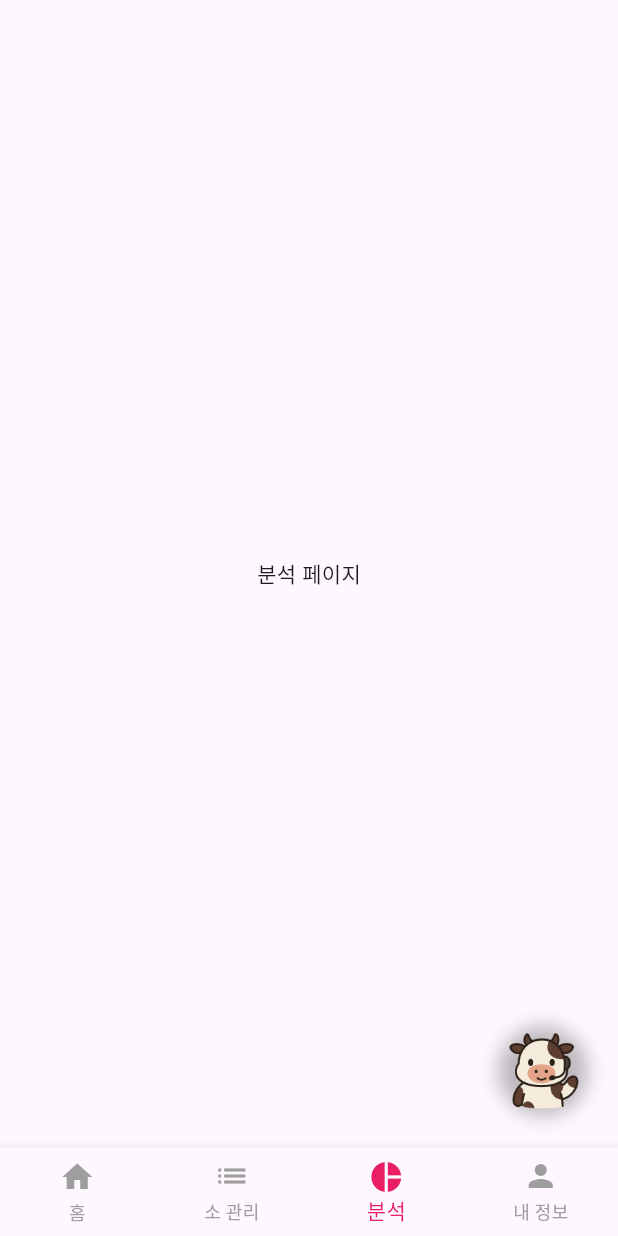
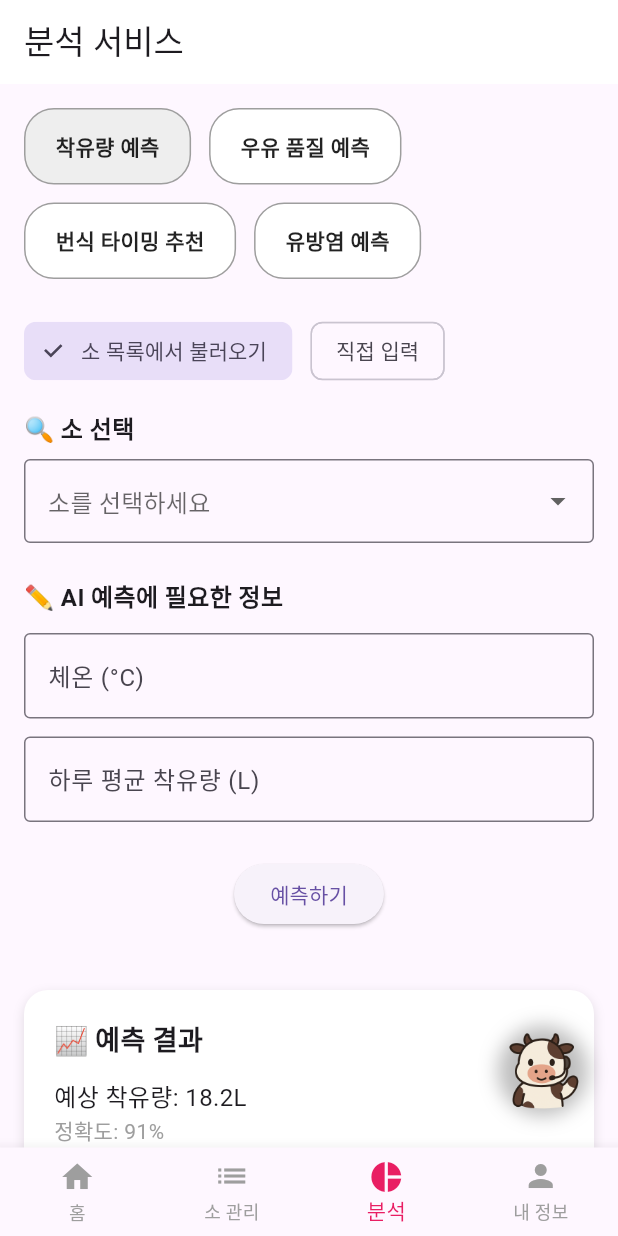
Before and after one commit to SeulGi0117/BlackCows, a Flutter app: the MainScaffold screen opened directly, item 3 of the bottom bar chosen, on a phone screen of 412 x 824 dp. Run offline on Flutter 3.47's test engine with Material 3 defaults, Android fonts, the phone set to English and light mode, and no system bars; our stand-ins replace dio, flutter_dotenv, shared_preferences; accounts and stored records are empty.

Commit message:
feat: AI 예측(분석) 페이지 구현 - screen/ai_analysis

```diff
--- a/cow_management/lib/main.dart
+++ b/cow_management/lib/main.dart
@@ -10,11 +10,13 @@ import 'package:cow_management/screens/profile/profile_page.dart';
 import 'package:cow_management/screens/cow_list/cow_list_page.dart';
 import 'package:cow_management/screens/cow_list/cow_detail_page.dart';
 import 'package:cow_management/models/cow.dart';
-import 'package:cow_management/widgets/app_wrapper.dart';
-import 'package:cow_management/widgets/floating_chatbot_button.dart';
+import 'package:cow_management/screens/ai_service/app_wrapper.dart';
+import 'package:cow_management/screens/ai_service/floating_chatbot_button.dart';
 import 'package:cow_management/screens/cow_list/cow_edit_page.dart';
 import 'package:cow_management/screens/cow_list/Cow_Detail/cow_milk_add_page.dart';
 import 'package:cow_management/screens/cow_list/Cow_Detail/cow_milk_detail_page.dart';
+import 'package:cow_management/screens/ai_analysis/analysis_page.dart';
+
 
 Future<void> main() async {
   WidgetsFlutterBinding.ensureInitialized();
@@ -44,8 +46,7 @@ class SoDamApp extends StatelessWidget {
         '/login': (context) => const LoginPage(), // 로그인
         '/signup': (context) => const SignupPage(), // 회원가입
         '/cows': (context) => const CowListPage(), // 소 목록
-        '/analysis': (context) =>
-            const Center(child: Text('분석 페이지')), // 분석 페이지 미구현
+        '/analysis': (context) => const AnalysisPage(), // AI 분석
         '/profile': (context) => const ProfilePage(), // 프로필
         '/cows/detail': (context) {
           final cow = ModalRoute.of(context)!.settings.arguments as Cow;
@@ -91,7 +92,7 @@ class _MainScaffoldState extends State<MainScaffold> {
   final List<Widget> _pages = [
     const HomeScreen(),
     const CowListPage(),
-    const Center(child: Text('분석 페이지')), // 아직 미구현
+    const AnalysisPage(),
     const ProfilePage(),
   ];
 
--- /dev/null
+++ b/cow_management/lib/screens/ai_analysis/analysis_form_autofill.dart
@@ -0,0 +1,94 @@
+import 'package:flutter/material.dart';
+
+class AnalysisFormAutofill extends StatefulWidget {
+  final void Function(String? temp, String? milk) onPredict;
+
+  const AnalysisFormAutofill({required this.onPredict, super.key});
+
+  @override
+  State<AnalysisFormAutofill> createState() => _AnalysisFormAutofillState();
+}
+
+class _AnalysisFormAutofillState extends State<AnalysisFormAutofill> {
+  final TextEditingController _temperatureController = TextEditingController();
+  final TextEditingController _milkVolumeController = TextEditingController();
+  String? _selectedCowId;
+
+  void _loadCowData(String cowId) {
+    if (cowId == 'cow_1') {
+      _temperatureController.text = '38.4';
+      _milkVolumeController.text = '';
+    } else if (cowId == 'cow_2') {
+      _temperatureController.text = '38.1';
+      _milkVolumeController.text = '19.2';
+    }
+  }
+
+  @override
+  void dispose() {
+    _temperatureController.dispose();
+    _milkVolumeController.dispose();
+    super.dispose();
+  }
+
+  @override
+  Widget build(BuildContext context) {
+    return Column(
+      crossAxisAlignment: CrossAxisAlignment.start,
+      children: [
+        const Text("🔍 소 선택", style: TextStyle(fontSize: 16, fontWeight: FontWeight.bold)),
+        const SizedBox(height: 8),
+        DropdownButtonFormField<String>(
+          value: _selectedCowId,
+          items: const [
+            DropdownMenuItem(value: 'cow_1', child: Text('보균 소')),
+            DropdownMenuItem(value: 'cow_2', child: Text('슬기 소')),
+          ],
+          onChanged: (value) {
+            if (value != null) {
+              setState(() {
+                _selectedCowId = value;
+                _loadCowData(value);
+              });
+            }
+          },
+          decoration: const InputDecoration(
+            border: OutlineInputBorder(),
+            hintText: '소를 선택하세요',
+          ),
+        ),
+        const SizedBox(height: 24),
+        const Text("✏️ AI 예측에 필요한 정보", style: TextStyle(fontSize: 16, fontWeight: FontWeight.bold)),
+        const SizedBox(height: 12),
+        TextFormField(
+          controller: _temperatureController,
+          decoration: const InputDecoration(
+            labelText: '체온 (°C)',
+            hintText: '자동으로 불러오지 않으면 직접 입력해 주세요',
+            border: OutlineInputBorder(),
+          ),
+          keyboardType: TextInputType.number,
+        ),
+        const SizedBox(height: 12),
+        TextFormField(
+          controller: _milkVolumeController,
+          decoration: const InputDecoration(
+            labelText: '하루 평균 착유량 (L)',
+            hintText: '자동으로 불러오지 않으면 직접 입력해 주세요',
+            border: OutlineInputBorder(),
+          ),
+          keyboardType: TextInputType.number,
+        ),
+        const SizedBox(height: 24),
+        Center(
+          child: ElevatedButton(
+            onPressed: () {
+              widget.onPredict(_temperatureController.text, _milkVolumeController.text);
+            },
+            child: const Text('예측하기'),
+          ),
+        ),
+      ],
+    );
+  }
+}
--- /dev/null
+++ b/cow_management/lib/screens/ai_analysis/analysis_input_mode_toggle.dart
@@ -0,0 +1,31 @@
+import 'package:flutter/material.dart';
+
+class AnalysisInputModeToggle extends StatelessWidget {
+  final String inputMode;
+  final ValueChanged<String> onChanged;
+
+  const AnalysisInputModeToggle({
+    super.key,
+    required this.inputMode,
+    required this.onChanged,
+  });
+
+  @override
+  Widget build(BuildContext context) {
+    return Wrap(
+      spacing: 12,
+      children: [
+        ChoiceChip(
+          label: const Text('소 목록에서 불러오기'),
+          selected: inputMode == '소 선택',
+          onSelected: (_) => onChanged('소 선택'),
+        ),
+        ChoiceChip(
+          label: const Text('직접 입력'),
+          selected: inputMode == '직접 입력',
+          onSelected: (_) => onChanged('직접 입력'),
+        ),
+      ],
+    );
+  }
+}
--- /dev/null
+++ b/cow_management/lib/screens/ai_analysis/analysis_page.dart
@@ -0,0 +1,109 @@
+import 'package:flutter/material.dart';
+import 'analysis_tab_controller.dart';
+import 'analysis_input_mode_toggle.dart';
+import 'analysis_form_autofill.dart';
+import 'analysis_form_manual.dart';
+import 'analysis_result_card.dart';
+
+class AnalysisPage extends StatefulWidget {
+  const AnalysisPage({super.key});
+
+  @override
+  State<AnalysisPage> createState() => _AnalysisPageState();
+}
+
+class _AnalysisPageState extends State<AnalysisPage> {
+  String selectedServiceId = 'milk_yield';
+  String inputMode = '소 선택';
+
+  void _predict(String? temperature, String? milkVolume) {
+    if (temperature == null || temperature.isEmpty || milkVolume == null || milkVolume.isEmpty) {
+      showDialog(
+        context: context,
+        builder: (ctx) => AlertDialog(
+          title: const Text('⚠️ 입력값 부족'),
+          content: const Text('예측에 필요한 정보가 부족해요.\n모든 항목을 채워주세요.'),
+          actions: [
+            TextButton(
+              onPressed: () => Navigator.of(ctx).pop(),
+              child: const Text('확인'),
+            ),
+          ],
+        ),
+      );
+      return;
+    }
+
+    // 예측 실행
+    ScaffoldMessenger.of(context).showSnackBar(
+      const SnackBar(
+        content: Text('AI 예측을 시작합니다.'),
+        backgroundColor: Colors.grey,
+        ),
+    );
+  }
+
+  @override
+  Widget build(BuildContext context) {
+    final selectedService = analysisTabs.firstWhere((s) => s.id == selectedServiceId);
+
+    return Scaffold(
+      appBar: AppBar(
+        title: const Text('분석 서비스'),
+        backgroundColor: Colors.white,
+        ),
+      body: SingleChildScrollView(
+        padding: const EdgeInsets.all(16),
+        child: Column(
+          crossAxisAlignment: CrossAxisAlignment.start,
+          children: [
+            // 🔸 AI 서비스 선택 버튼
+            Wrap(
+              spacing: 12,
+              runSpacing: 12,
+              children: analysisTabs.map((service) {
+                final isSelected = selectedServiceId == service.id;
+                return GestureDetector(
+                  onTap: () => setState(() => selectedServiceId = service.id),
+                  child: Container(
+                    padding: const EdgeInsets.symmetric(horizontal: 20, vertical: 14),
+                    decoration: BoxDecoration(
+                      color: isSelected ? Colors.grey[200] : Colors.white,
+                      borderRadius: BorderRadius.circular(20),
+                      border: Border.all(color: Colors.grey),
+                    ),
+                    child: Text(
+                      service.label,
+                      style: TextStyle(
+                        fontWeight: FontWeight.bold,
+                        color: Colors.black87,
+                      ),
+                    ),
+                  ),
+                );
+              }).toList(),
+            ),
+            const SizedBox(height: 24),
+
+            // 🔸 입력 방식 선택
+            AnalysisInputModeToggle(
+              inputMode: inputMode,
+              onChanged: (val) => setState(() => inputMode = val),
+            ),
+            const SizedBox(height: 16),
+
+            // 🔸 입력 폼
+            inputMode == '소 선택'
+                ? AnalysisFormAutofill(onPredict: _predict)
+                : AnalysisFormManual(onPredict: _predict),
+
+            const SizedBox(height: 20),
+
+            // 🔸 결과
+            const AnalysisResultCard(),
+          ],
+        ),
+      ),
+    );
+  }
+}
--- /dev/null
+++ b/cow_management/lib/screens/ai_analysis/analysis_result_card.dart
@@ -0,0 +1,36 @@
+import 'package:flutter/material.dart';
+
+class AnalysisResultCard extends StatelessWidget {
+  const AnalysisResultCard({super.key});
+
+  @override
+  Widget build(BuildContext context) {
+    return Container(
+      width: double.infinity, // ✅ 너비 전체로!
+      margin: const EdgeInsets.only(top: 20),
+      padding: const EdgeInsets.all(20),
+      decoration: BoxDecoration(
+        color: Colors.white,
+        borderRadius: BorderRadius.circular(16),
+        boxShadow: const [
+          BoxShadow(
+            color: Colors.black12,
+            blurRadius: 6,
+            offset: Offset(0, 3),
+          ),
+        ],
+      ),
+      child: const Column(
+        crossAxisAlignment: CrossAxisAlignment.start,
+        children: [
+          Text('📈 예측 결과', style: TextStyle(fontSize: 18, fontWeight: FontWeight.bold)),
+          SizedBox(height: 12),
+          Text('예상 착유량: 18.2L', style: TextStyle(fontSize: 16)),
+          Text('정확도: 91%', style: TextStyle(color: Colors.grey)),
+          SizedBox(height: 8),
+          Text('➡️ 조치 권장사항: 하루 두 번 착유를 유지하고 사료 섭취량을 체크하세요.'),
+        ],
+      ),
+    );
+  }
+}
--- /dev/null
+++ b/cow_management/lib/screens/ai_analysis/analysis_tab_controller.dart
@@ -0,0 +1,34 @@
+class AnalysisTab {
+  final String id;
+  final String label;
+  final String description;
+
+  const AnalysisTab({
+    required this.id,
+    required this.label,
+    required this.description,
+  });
+}
+
+const List<AnalysisTab> analysisTabs = [
+  AnalysisTab(
+    id: 'milk_yield',
+    label: '착유량 예측',
+    description: '하루 평균 착유량을 예측해요',
+  ),
+  AnalysisTab(
+    id: 'milk_quality',
+    label: '우유 품질 예측',
+    description: '우유의 품질(지방, 단백질 등)을 예측해요',
+  ),
+  AnalysisTab(
+    id: 'breeding',
+    label: '번식 타이밍 추천',
+    description: '교배에 가장 적절한 시기를 추천해요',
+  ),
+  AnalysisTab(
+    id: 'mastitis',
+    label: '유방염 예측',
+    description: '유방염 위험도를 미리 예측해요',
+  ),
+];
```
Also changed, not shown: cow_management/lib/screens/ai_analysis/analysis_form_manual.dart (added, +61 -0 lines), cow_management/lib/screens/ai_analysis/analysis_constants.dart (added), cow_management/lib/screens/ai_analysis/models/prediction_input.dart (added), cow_management/lib/screens/ai_service/app_wrapper.dart (renamed from cow_management/lib/widgets/app_wrapper.dart), cow_management/lib/screens/ai_service/floating_chatbot_button.dart (renamed from cow_management/lib/widgets/floating_chatbot_button.dart), cow_management/pubspec.lock.
